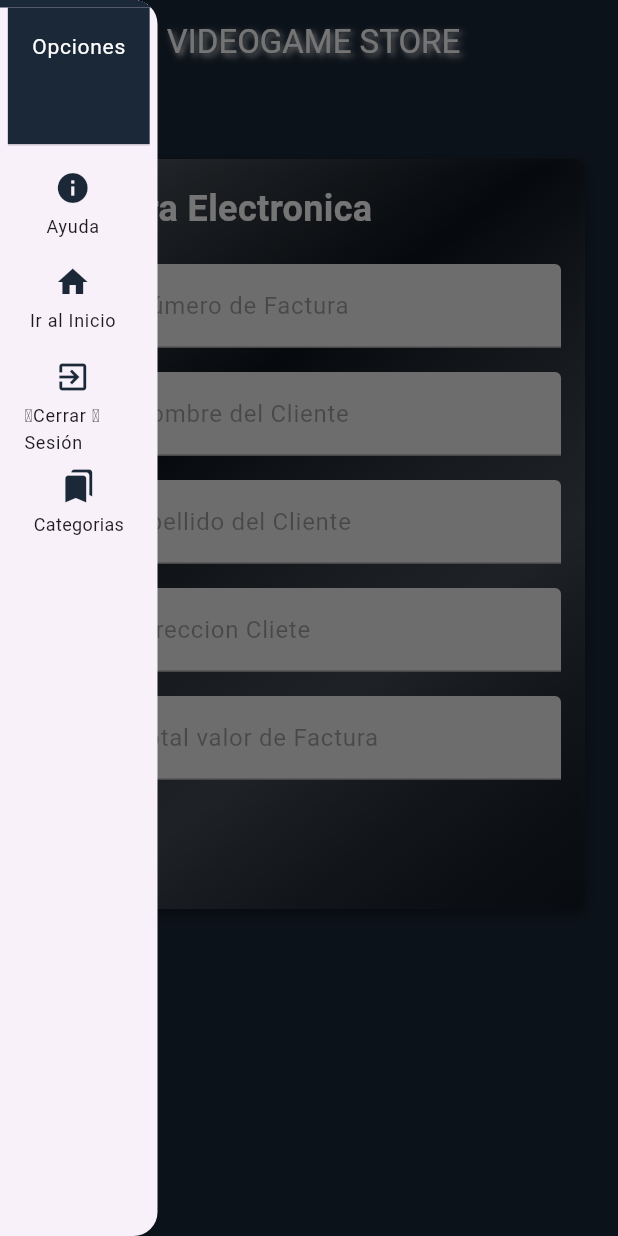
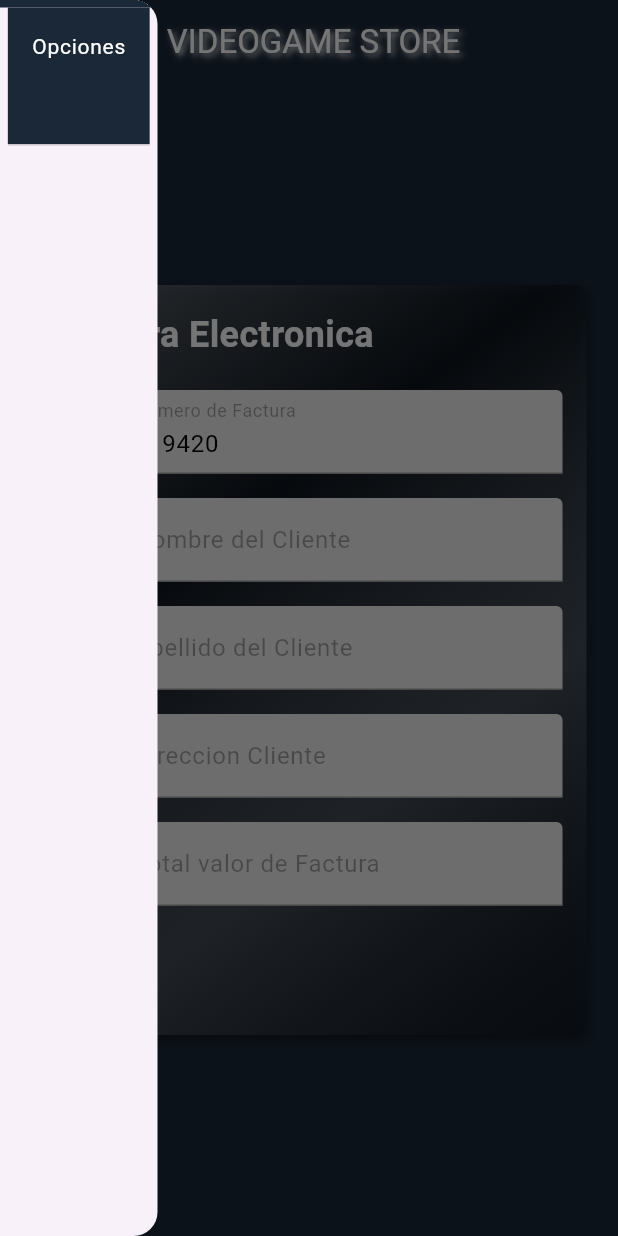
Before and after one commit to casa1410/VideogameAppShop, a Flutter app: the FacturaScreen screen opened directly, after a tap on the "menu" icon, on a phone screen of 412 x 824 dp. Run offline on Flutter 3.47's test engine with Material 2 defaults, Android fonts, the phone set to English and light mode, and no system bars; network calls fail.

Commit message:
Commit final

```diff
--- a/lib/Categoria.dart
+++ b/lib/Categoria.dart
@@ -31,9 +31,6 @@ class Aventura extends StatefulWidget {
 }
 
 class _Aventura extends State<Aventura> {
-
-
-
   int _imagenIndex = 0;
   List<String> _imagePaths = [
     'assets/images/Ima1.jpg',
@@ -45,7 +42,6 @@ class _Aventura extends State<Aventura> {
   void initState() {
     super.initState();
 
-
     Timer.periodic(Duration(seconds: 3), (Timer timer) {
       if (mounted) {
         setState(() {
@@ -54,8 +50,6 @@ class _Aventura extends State<Aventura> {
       }
     });
   }
-
-
 
   int _currentIndex = 0;
   List<JuegoInfo> juegos = [
@@ -81,9 +75,6 @@ class _Aventura extends State<Aventura> {
       precio: 'COP 1000',
     ),
   ];
-
-
-
 
   void juegosdetalle(String idJuego) {
     //Navigator.push(
@@ -202,12 +193,12 @@ class _Aventura extends State<Aventura> {
                 title: Column(
                   children: [
                     Icon(
-                      Icons.exit_to_app ,
+                      Icons.exit_to_app,
                       color: Color(0xFF1B2838),
                     ),
                     SizedBox(height: 5),
                     Text(
-                      'ㅤCerrar ㅤSesión',
+                      'ㅤCerrar ㅤㅤSesión',
                       style: TextStyle(fontSize: 12),
                     ),
                   ],
@@ -217,7 +208,6 @@ class _Aventura extends State<Aventura> {
                     SnackBar(
                       content: Text('Cerró sesión exitosamente'),
                     ),
-
                   );
                   Navigator.push(
                     context,
@@ -416,7 +406,7 @@ class _Aventura extends State<Aventura> {
                   ),
                 ),
                 Container(
-                  height: 220,
+                  height: 180,
                   margin: EdgeInsets.symmetric(horizontal: 14),
                   decoration: BoxDecoration(
                     borderRadius: BorderRadius.circular(8),
@@ -493,7 +483,6 @@ class _Aventura extends State<Aventura> {
               ],
             ),
           ),
-
         ],
       ),
     );
--- a/lib/DetalleJuego.dart
+++ b/lib/DetalleJuego.dart
@@ -23,12 +23,12 @@ class _JuegoState extends State<Juego> {
 
   late Future<void> futureInformacionJuego = Future.value();
 
-  String nombre="";
-  String precio="";
-  String descripcion="";
-  String categoria="";
-  String genero="";
-  String fecha="";
+  String nombre = "";
+  String precio = "";
+  String descripcion = "";
+  String categoria = "";
+  String genero = "";
+  String fecha = "";
 
   @override
   void initState() {
@@ -36,12 +36,9 @@ class _JuegoState extends State<Juego> {
     futureInformacionJuego = obtenerInformacionJuego();
   }
 
-
-
   Future<void> obtenerInformacionJuego() async {
     try {
       final response = await http.get(
-
         Uri.parse('$url?id=${widget.idJuego}'),
         headers: <String, String>{
           'Content-Type': 'application/x-www-form-urlencoded',
@@ -73,13 +70,13 @@ class _JuegoState extends State<Juego> {
     }
   }
 
-  void carrito(String nombres,imagePath,precios) {
+  void carrito(String nombres, imagePath, precios) {
     String precios = precio;
     String nombres = nombre;
     Navigator.push(
       context,
       MaterialPageRoute(
-        builder: (context) => PaymentScreen(nombres,imagePath,precios),
+        builder: (context) => PaymentScreen(nombres, imagePath, precios),
       ),
     );
   }
@@ -181,9 +178,7 @@ class _JuegoState extends State<Juego> {
                     ),
                   ],
                 ),
-                onTap: () {
-
-                },
+                onTap: () {},
               ),
               ListTile(
                 title: Column(
@@ -194,7 +189,7 @@ class _JuegoState extends State<Juego> {
                     ),
                     SizedBox(height: 5),
                     Text(
-                      'ㅤCerrar ㅤSesión',
+                      'ㅤCerrar ㅤㅤSesión',
                       style: TextStyle(fontSize: 12),
                     ),
                   ],
@@ -275,7 +270,6 @@ class _JuegoState extends State<Juego> {
                           height: 100,
                           fit: BoxFit.cover,
                         ),
-
                       ],
                     ),
                   ),
@@ -345,7 +339,7 @@ class _JuegoState extends State<Juego> {
                         ),
                         ElevatedButton(
                           onPressed: () {
-                            carrito(nombre,this.widget.imagePath,precio);
+                            carrito(nombre, this.widget.imagePath, precio);
                           },
                           style: ElevatedButton.styleFrom(
                             primary: Color.fromARGB(255, 98, 177, 100),
--- a/lib/Factura.dart
+++ b/lib/Factura.dart
@@ -1,22 +1,103 @@
 import 'package:flutter/material.dart';
 import 'package:flutter/services.dart';
+import 'package:http/http.dart' as http;
+import 'dart:convert';
+import 'dart:math';
 
-import 'Categoria.dart';
-import 'Home.dart';
-import 'Informacion.dart';
-import 'Login.dart';
+import 'package:videogameappshop/Ambiente.dart';
 
 class FacturaScreen extends StatefulWidget {
   @override
   _FacturaScreenState createState() => _FacturaScreenState();
 }
-bool isExpanded = false;
+
 class _FacturaScreenState extends State<FacturaScreen> {
-  final TextEditingController _numeroFacturaController = TextEditingController();
-  final TextEditingController _nombreClienteController = TextEditingController();
-  final TextEditingController _apellidoCLienteController = TextEditingController();
+  final TextEditingController _numeroFacturaController =
+      TextEditingController();
+  final TextEditingController _nombreClienteController =
+      TextEditingController();
+  final TextEditingController _apellidoClienteController =
+      TextEditingController();
   final TextEditingController _totalController = TextEditingController();
   final TextEditingController _direccion = TextEditingController();
+
+  @override
+  void initState() {
+    super.initState();
+    // Llamada a la función para obtener datos del usuario
+    getUsuarioId();
+    // Generar un número de factura aleatorio
+    _numeroFacturaController.text = generateRandomInvoiceNumber();
+    // Llamada a la función para obtener detalles del videojuego con ID 1 (ajusta según sea necesario)
+    getVideojuegoDetails(1);
+  }
+
+  // Función para obtener datos del usuario por ID
+  Future<void> getUsuarioId() async {
+    final url = BASE_URL + "/VGSAPI/getUsuarioId.php?id=1";
+
+    try {
+      final response = await http.get(Uri.parse(url), headers: {
+        'Authorization': 'e1f602bf73cc96f53c10bb7f7953a438fb7b3c0a',
+      });
+
+      print('Response status code: ${response.statusCode}');
+      print('Response body: ${response.body}');
+
+      if (response.statusCode == 200) {
+        final data = json.decode(response.body);
+
+        print('Usuario: ${data['usuario']}');
+
+        setState(() {
+          _nombreClienteController.text = data['usuario']['nombre'];
+          _apellidoClienteController.text = data['usuario']['apellido'];
+          _direccion.text = data['usuario']['direccion'];
+        });
+      } else {
+        print('Error al obtener datos del usuario: ${response.statusCode}');
+      }
+    } catch (error) {
+      print('Error de red: $error');
+    }
+  }
+
+  // Genera un número de factura aleatorio de 6 dígitos
+  String generateRandomInvoiceNumber() {
+    Random random = Random();
+    int randomNumber = random.nextInt(900000) + 100000; // Números de 6 dígitos
+    return randomNumber.toString();
+  }
+
+  // Función para obtener detalles del videojuego por ID
+  Future<void> getVideojuegoDetails(int idJuego) async {
+    final url = BASE_URL + "/VGSAPI/getVideojuegoId.php?id=$idJuego";
+    print(idJuego);
+
+    try {
+      final response = await http.get(Uri.parse(url), headers: {
+        'Authorization': 'e1f602bf73cc96f53c10bb7f7953a438fb7b3c0a',
+      });
+
+      print('Response status code: ${response.statusCode}');
+      print('Response body: ${response.body}');
+
+      if (response.statusCode == 200) {
+        final data = json.decode(response.body);
+
+        print('Videojuego: $data');
+
+        setState(() {
+          // Actualiza el controlador del total con el precio del videojuego
+          _totalController.text = data['videojuego']['precio'].toString();
+        });
+      } else {
+        print('Error al obtener datos del videojuego: ${response.statusCode}');
+      }
+    } catch (error) {
+      print('Error de red: $error');
+    }
+  }
 
   @override
   Widget build(BuildContext context) {
@@ -80,127 +161,14 @@ class _FacturaScreenState extends State<FacturaScreen> {
                   ),
                 ),
               ),
-              ListTile(
-                title: Column(
-                  children: [
-                    Icon(
-                      Icons.info,
-                      color: Color(0xFF1B2838),
-                    ),
-                    SizedBox(height: 5),
-                    Text(
-                      'Ayuda',
-                      style: TextStyle(fontSize: 12),
-                    ),
-                  ],
-                ),
-                onTap: () {
-                  Navigator.push(
-                    context,
-                    MaterialPageRoute(builder: (context) => Ayuda()),
-                  );
-                },
-              ),
-              ListTile(
-                title: Column(
-                  children: [
-                    Icon(
-                      Icons.home,
-                      color: Color(0xFF1B2838),
-                    ),
-                    SizedBox(height: 5),
-                    Text(
-                      'Ir al Inicio',
-                      style: TextStyle(fontSize: 12),
-                    ),
-                  ],
-                ),
-                onTap: () {
-                  Navigator.push(
-                    context,
-                    MaterialPageRoute(builder: (context) => Home()),
-                  );
-                },
-              ),
-             ListTile(
-              title: Align(
-                alignment: Alignment.center,
-                child: Column(
-                  children: [
-                    Icon(
-                      Icons.exit_to_app,
-                      color: Color(0xFF1B2838),
-                    ),
-                    SizedBox(height: 5),
-                    Text(
-                      'ㅤCerrar ㅤSesión',
-                      style: TextStyle(fontSize: 12),
-                    ),
-                  ],
-                ),
-              ),
-                onTap: () {
-                  ScaffoldMessenger.of(context).showSnackBar(
-                SnackBar(
-                  content: Text('Cerro sesión exitosamente'),
-                ),
-              );
-                  Navigator.push(
-                    context,
-                    MaterialPageRoute(builder: (context) => LoginCreate()),
-                  );
-                },
-              ),
-              InkWell(
-                onTap: () {
-                  setState(() {
-                    isExpanded = !isExpanded;
-                  });
-                },
-                child: Column(
-                  children: [
-                    Icon(
-                      Icons.bookmarks,
-                      color: Color(0xFF1B2838),
-                    ),
-                    SizedBox(height: 5),
-                    Text(
-                      'Categorias',
-                      style: TextStyle(fontSize: 12),
-                    ),
-                  ],
-                ),
-              ),
-              if (isExpanded)
-                Column(
-                  children: [
-                    ListTile(
-                    title: Center(
-                      child: Text(
-                        'Aventura',
-                        style: TextStyle(fontSize: 12),
-                      ),
-                    ),
-                    onTap: () {
-                      Navigator.push(
-                        context,
-                        MaterialPageRoute(builder: (context) => Aventura()),
-                      );
-                    },
-                  ),
-
-                  ],
-                ),
+              // ... Resto del código del Drawer sin cambios
             ],
           ),
         ),
       ),
-      body: Stack(
-  children: [
-    Positioned(
+      body: Center(
         child: Container(
           padding: const EdgeInsets.all(16.0),
-        margin: EdgeInsets.only(top: 50, left: 20),
           constraints: BoxConstraints(
             maxWidth: 370,
           ),
@@ -240,7 +208,7 @@ class _FacturaScreenState extends State<FacturaScreen> {
               SizedBox(height: 20),
               TextFormField(
                 controller: _numeroFacturaController,
-                    style: TextStyle(color: Colors.white),
+                style: TextStyle(color: const Color.fromARGB(255, 0, 0, 0)),
                 decoration: InputDecoration(
                   labelText: 'Número de Factura',
                   filled: true,
@@ -254,8 +222,8 @@ class _FacturaScreenState extends State<FacturaScreen> {
               ),
               SizedBox(height: 16),
               TextFormField(
-                    controller: _apellidoCLienteController,
-                    style: TextStyle(color: Colors.white),
+                controller: _nombreClienteController,
+                style: TextStyle(color: const Color.fromARGB(255, 0, 0, 0)),
                 decoration: InputDecoration(
                   labelText: 'Nombre del Cliente',
                   filled: true,
@@ -269,8 +237,8 @@ class _FacturaScreenState extends State<FacturaScreen> {
               ),
               SizedBox(height: 16),
               TextFormField(
-                    controller: _nombreClienteController,
-                    style: TextStyle(color: Colors.white),
+                controller: _apellidoClienteController,
+                style: TextStyle(color: const Color.fromARGB(255, 0, 0, 0)),
                 decoration: InputDecoration(
                   labelText: 'Apellido del Cliente',
                   filled: true,
@@ -279,39 +247,36 @@ class _FacturaScreenState extends State<FacturaScreen> {
                     Icons.person,
                     color: Colors.grey,
                   ),
-
                 ),
                 enabled: false,
               ),
               SizedBox(height: 16),
               TextFormField(
                 controller: _direccion,
-                    style: TextStyle(color: Colors.white),
+                style: TextStyle(color: const Color.fromARGB(255, 0, 0, 0)),
                 keyboardType: TextInputType.number,
                 inputFormatters: <TextInputFormatter>[
                   FilteringTextInputFormatter.digitsOnly
                 ],
                 decoration: InputDecoration(
-                      labelText: 'Direccion Cliete',
+                  labelText: 'Direccion Cliente',
                   filled: true,
                   fillColor: Colors.grey[200],
                   prefixIcon: Icon(
                     Icons.location_on,
                     color: Colors.grey,
                   ),
-
                 ),
                 enabled: false,
               ),
               SizedBox(height: 16),
               TextFormField(
                 controller: _totalController,
-                    style: TextStyle(color: Colors.white),
+                style: TextStyle(color: const Color.fromARGB(255, 0, 0, 0)),
                 keyboardType: TextInputType.number,
                 inputFormatters: <TextInputFormatter>[
                   FilteringTextInputFormatter.digitsOnly
                 ],
-
                 decoration: InputDecoration(
                   labelText: 'Total valor de Factura',
                   filled: true,
@@ -327,17 +292,6 @@ class _FacturaScreenState extends State<FacturaScreen> {
           ),
         ),
       ),
-  ],
-),
-
-    );
-  }
-
-  void _mostrarSnackbar(BuildContext context, String mensaje) {
-    ScaffoldMessenger.of(context).showSnackBar(
-      SnackBar(
-        content: Text(mensaje),
-      ),
     );
   }
 }
--- a/lib/Home.dart
+++ b/lib/Home.dart
@@ -34,7 +34,6 @@ class Home extends StatefulWidget {
 class _HomeState extends State<Home> {
   bool isExpanded = false;
 
-
   int _imagenIndex = 0;
   List<String> _imagePaths = [
     'assets/images/Ima1.jpg',
@@ -46,7 +45,6 @@ bool isExpanded = false;
   void initState() {
     super.initState();
 
-
     Timer.periodic(Duration(seconds: 3), (Timer timer) {
       if (mounted) {
         setState(() {
@@ -55,8 +53,6 @@ bool isExpanded = false;
       }
     });
   }
-
-
 
   int _currentIndex = 0;
   List<JuegoInfo> juegos = [
@@ -104,13 +100,11 @@ bool isExpanded = false;
     ),
   ];
 
-
-
-void juegosdetalle(String idJuego,imagePath) {
+  void juegosdetalle(String idJuego, imagePath) {
     Navigator.push(
       context,
       MaterialPageRoute(
-      builder: (context) => Juego(idJuego,imagePath),
+        builder: (context) => Juego(idJuego, imagePath),
       ),
     );
   }
@@ -209,7 +203,7 @@ void juegosdetalle(String idJuego,imagePath) {
                       ),
                       SizedBox(height: 5),
                       Text(
-                      'ㅤCerrar ㅤSesión',
+                        'ㅤCerrar ㅤㅤSesión',
                         style: TextStyle(fontSize: 12),
                       ),
                     ],
@@ -264,7 +258,6 @@ void juegosdetalle(String idJuego,imagePath) {
                         );
                       },
                     ),
-
                   ],
                 ),
             ],
@@ -303,7 +296,8 @@ void juegosdetalle(String idJuego,imagePath) {
                   itemBuilder: (context, index) {
                     return InkWell(
                       onTap: () {
-                        juegosdetalle(juegos[index].idJuego,juegos[index].imagePath);
+                        juegosdetalle(
+                            juegos[index].idJuego, juegos[index].imagePath);
                       },
                       child: Container(
                         margin: EdgeInsets.symmetric(
@@ -458,7 +452,7 @@ void juegosdetalle(String idJuego,imagePath) {
                   ),
                 ),
                 Container(
-                  height: 200,
+                  height: 180,
                   margin: EdgeInsets.symmetric(horizontal: 14),
                   decoration: BoxDecoration(
                     borderRadius: BorderRadius.circular(8),
@@ -535,11 +529,11 @@ void juegosdetalle(String idJuego,imagePath) {
               ],
             ),
           ),
-
         ],
       ),
     );
   }
+
   void mostrarMensaje(String mensaje) {
     ScaffoldMessenger.of(context).showSnackBar(
       SnackBar(
--- a/lib/Informacion.dart
+++ b/lib/Informacion.dart
@@ -1,7 +1,6 @@
 import 'package:flutter/gestures.dart';
 import 'package:flutter/material.dart';
 import 'package:url_launcher/url_launcher.dart';
-
 
 import 'Categoria.dart';
 import 'Home.dart';
@@ -109,7 +108,7 @@ class _AyudaState extends State<Ayuda> {
                       ),
                       SizedBox(height: 5),
                       Text(
-                         'ㅤCerrar ㅤSesión',
+                        'ㅤCerrar ㅤㅤSesión',
                         style: TextStyle(fontSize: 12),
                       ),
                     ],
@@ -236,7 +235,8 @@ class _AyudaState extends State<Ayuda> {
                 ),
                 children: <TextSpan>[
                   TextSpan(
-                    text: 'Lea detenidamente nuestras condiciones de uso antes de realizar cualquier compra. ',
+                    text:
+                        'Lea detenidamente nuestras condiciones de uso antes de realizar cualquier compra. ',
                     style: TextStyle(
                       fontWeight: FontWeight.bold,
                     ),
@@ -250,7 +250,8 @@ class _AyudaState extends State<Ayuda> {
                     ),
                     recognizer: TapGestureRecognizer()
                       ..onTap = () {
-                        launch('blob:https://pinetools.com/8e17a1a9-9a18-4def-8535-30d1e3675342');
+                        launch(
+                            'blob:https://pinetools.com/8e17a1a9-9a18-4def-8535-30d1e3675342');
                       },
                   ),
                 ],
--- a/lib/Pago.dart
+++ b/lib/Pago.dart
@@ -48,17 +48,11 @@ class _PaymentScreenState extends State<PaymentScreen> {
     ];
   }
 
-
-
   final String gameName = "Nombre del juego";
   final double price = 19.99;
   final TextEditingController _visa = TextEditingController();
   final TextEditingController _cvv = TextEditingController();
   final TextEditingController _expiryDate = TextEditingController();
-
-
-
-
 
   @override
   Widget build(BuildContext context) {
@@ -153,7 +147,7 @@ class _PaymentScreenState extends State<PaymentScreen> {
                     ),
                     SizedBox(height: 5),
                     Text(
-                      'ㅤCerrar ㅤSesión',
+                      'ㅤCerrar ㅤㅤSesión',
                       style: TextStyle(fontSize: 12),
                     ),
                   ],
@@ -274,7 +268,6 @@ class _PaymentScreenState extends State<PaymentScreen> {
               ),
             ),
           ),
-
           Container(
             margin: EdgeInsets.only(left: 16, top: 20),
             child: Text(
@@ -347,7 +340,6 @@ class _PaymentScreenState extends State<PaymentScreen> {
                         child: TextField(
                           controller: _expiryDate,
                           keyboardType: TextInputType.text,
-
                           decoration: InputDecoration(
                             labelText: 'Fecha',
                             filled: true,
@@ -383,7 +375,9 @@ class _PaymentScreenState extends State<PaymentScreen> {
                   SizedBox(height: 16),
                   ElevatedButton(
                     onPressed: () {
-                 if (_cvv.text.isNotEmpty && _expiryDate.text.isNotEmpty && _visa.text.isNotEmpty) {
+                      if (_cvv.text.isNotEmpty &&
+                          _expiryDate.text.isNotEmpty &&
+                          _visa.text.isNotEmpty) {
                         ScaffoldMessenger.of(context).showSnackBar(
                           SnackBar(
                             content: Text('Pago realizado con éxito'),
@@ -391,7 +385,8 @@ class _PaymentScreenState extends State<PaymentScreen> {
                         );
                         Navigator.push(
                           context,
-                    MaterialPageRoute(builder: (context) => FacturaScreen()),
+                          MaterialPageRoute(
+                              builder: (context) => FacturaScreen()),
                         );
                       } else {
                         ScaffoldMessenger.of(context).showSnackBar(
@@ -400,16 +395,14 @@ class _PaymentScreenState extends State<PaymentScreen> {
                           ),
                         );
                       }
-
-
                     },
                     style: ElevatedButton.styleFrom(
                       primary: Color.fromARGB(255, 98, 177, 100),
                       shape: RoundedRectangleBorder(
                         borderRadius: BorderRadius.circular(8.0),
                       ),
-                      padding: EdgeInsets.symmetric(
-                          vertical: 16.0, horizontal: 20),
+                      padding:
+                          EdgeInsets.symmetric(vertical: 16.0, horizontal: 20),
                     ),
                     child: Text(
                       'Realizar Pago',
```
Also changed, not shown: lib/Login.dart (+4 -9 lines). Lines whose indentation alone changed are shown as unchanged.
